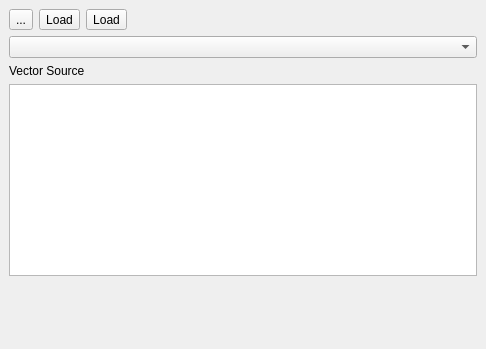
Qt form timeseriesviewer/ui/labelingdock.ui (jakimowb/eo-time-series-viewer) before a commit.
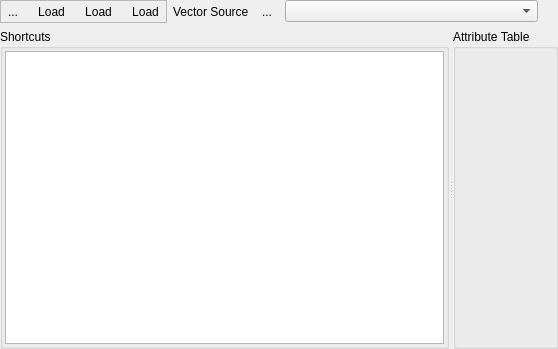
The same form after that commit. Icons and pictures are not drawn. Custom widgets are drawn as their Qt base class.

Diff of the .ui file:
```diff
--- a/timeseriesviewer/ui/labelingdock.ui
+++ b/timeseriesviewer/ui/labelingdock.ui
@@ -6,7 +6,7 @@
    <rect>
     <x>0</x>
     <y>0</y>
-    <width>486</width>
+    <width>558</width>
     <height>349</height>
    </rect>
   </property>
@@ -21,13 +21,115 @@
     <enum>QFrame::Sunken</enum>
    </property>
    <layout class="QVBoxLayout" name="verticalLayout">
+    <property name="leftMargin">
+     <number>0</number>
+    </property>
+    <property name="topMargin">
+     <number>0</number>
+    </property>
+    <property name="rightMargin">
+     <number>0</number>
+    </property>
+    <property name="bottomMargin">
+     <number>0</number>
+    </property>
     <item>
      <layout class="QHBoxLayout" name="btnBarCommonShortcuts">
       <property name="topMargin">
        <number>0</number>
       </property>
       <item>
-       <widget class="QToolButton" name="btnCreateFeature">
+       <widget class="QFrame" name="btnBar">
+        <property name="frameShape">
+         <enum>QFrame::StyledPanel</enum>
+        </property>
+        <property name="frameShadow">
+         <enum>QFrame::Raised</enum>
+        </property>
+        <layout class="QHBoxLayout" name="horizontalLayout_2">
+         <property name="leftMargin">
+          <number>0</number>
+         </property>
+         <property name="topMargin">
+          <number>0</number>
+         </property>
+         <property name="rightMargin">
+          <number>0</number>
+         </property>
+         <property name="bottomMargin">
+          <number>0</number>
+         </property>
+         <item>
+          <widget class="QToolButton" name="btnAddFeature">
+           <property name="enabled">
+            <bool>true</bool>
+           </property>
+           <property name="text">
+            <string>...</string>
+           </property>
+           <property name="icon">
+            <iconset resource="../../../../QGIS/images/images.qrc">
+             <normaloff>:/images/themes/default/mActionCapturePolygon.svg</normaloff>:/images/themes/default/mActionCapturePolygon.svg</iconset>
+           </property>
+           <property name="autoRaise">
+            <bool>true</bool>
+           </property>
+          </widget>
+         </item>
+         <item>
+          <widget class="QToolButton" name="btnSaveEdits">
+           <property name="text">
+            <string>Load</string>
+           </property>
+           <property name="icon">
+            <iconset resource="../../../../QGIS/images/images.qrc">
+             <normaloff>:/images/themes/default/mActionSaveEdits.svg</normaloff>:/images/themes/default/mActionSaveEdits.svg</iconset>
+           </property>
+           <property name="autoRaise">
+            <bool>true</bool>
+           </property>
+          </widget>
+         </item>
+         <item>
+          <widget class="QToolButton" name="btnCancelEdits">
+           <property name="text">
+            <string>Load</string>
+           </property>
+           <property name="icon">
+            <iconset resource="../../../../QGIS/images/images.qrc">
+             <normaloff>:/images/themes/default/mActionCancelEdits.svg</normaloff>:/images/themes/default/mActionCancelEdits.svg</iconset>
+           </property>
+           <property name="autoRaise">
+            <bool>true</bool>
+           </property>
+          </widget>
+         </item>
+         <item>
+          <widget class="QToolButton" name="btnToggleEditing">
+           <property name="text">
+            <string>Load</string>
+           </property>
+           <property name="icon">
+            <iconset resource="../../../../QGIS/images/images.qrc">
+             <normaloff>:/images/themes/default/mActionToggleEditing.svg</normaloff>:/images/themes/default/mActionToggleEditing.svg</iconset>
+           </property>
+           <property name="autoRaise">
+            <bool>true</bool>
+           </property>
+          </widget>
+         </item>
+        </layout>
+       </widget>
+      </item>
+      <item>
+       <widget class="QLabel" name="label">
+        <property name="text">
+         <string>Vector Source</string>
+        </property>
+       </widget>
+      </item>
+      <item>
+       <widget class="QToolButton" name="btnAddOgrLayer">
         <property name="enabled">
          <bool>true</bool>
         </property>
@@ -38,23 +140,25 @@
          <iconset resource="resources.qrc">
           <normaloff>:/timeseriesviewer/icons/mActionOpenTable.svg</normaloff>:/timeseriesviewer/icons/mActionOpenTable.svg</iconset>
         </property>
+        <property name="autoRaise">
+         <bool>true</bool>
+        </property>
        </widget>
       </item>
       <item>
-       <widget class="QToolButton" name="btnSaveEdits">
-        <property name="text">
-         <string>Load</string>
+       <widget class="QgsMapLayerComboBox" name="mVectorLayerComboBox">
+        <property name="sizePolicy">
+         <sizepolicy hsizetype="Preferred" vsizetype="Fixed">
+          <horstretch>2</horstretch>
+          <verstretch>0</verstretch>
+         </sizepolicy>
         </property>
         <property name="icon">
          <iconset resource="resources.qrc">
           <normaloff>:/timeseriesviewer/icons/mActionFileSave.svg</normaloff>:/timeseriesviewer/icons/mActionFileSave.svg</iconset>
         </property>
-       </widget>
-      </item>
-      <item>
-       <widget class="QToolButton" name="btnRejectEdits">
-        <property name="text">
-         <string>Load</string>
+        <property name="modelColumn">
+         <number>0</number>
         </property>
         <property name="icon">
          <iconset resource="resources.qrc">
@@ -69,7 +173,7 @@
         </property>
         <property name="sizeHint" stdset="0">
          <size>
-          <width>0</width>
+          <width>20</width>
           <height>0</height>
          </size>
         </property>
@@ -78,49 +182,64 @@
      </layout>
     </item>
     <item>
-     <widget class="QgsMapLayerComboBox" name="mVectorLayerComboBox">
+     <widget class="QSplitter" name="splitter">
       <property name="sizePolicy">
-       <sizepolicy hsizetype="Preferred" vsizetype="Fixed">
-        <horstretch>2</horstretch>
-        <verstretch>0</verstretch>
+       <sizepolicy hsizetype="Expanding" vsizetype="Preferred">
+        <horstretch>0</horstretch>
+        <verstretch>2</verstretch>
        </sizepolicy>
       </property>
-      <property name="duplicatesEnabled">
-       <bool>false</bool>
-      </property>
-      <property name="modelColumn">
-       <number>0</number>
-      </property>
-      <property name="allowEmptyLayer">
-       <bool>true</bool>
-      </property>
-      <property name="showCrs">
-       <bool>true</bool>
-      </property>
-     </widget>
-    </item>
-    <item>
-     <widget class="QLabel" name="label">
-      <property name="text">
-       <string>Vector Source</string>
-      </property>
-     </widget>
-    </item>
-    <item>
-     <widget class="QTableView" name="tableView"/>
-    </item>
-    <item>
-     <spacer name="verticalSpacer">
       <property name="orientation">
-       <enum>Qt::Vertical</enum>
+       <enum>Qt::Horizontal</enum>
       </property>
-      <property name="sizeHint" stdset="0">
-       <size>
-        <width>20</width>
-        <height>0</height>
-       </size>
-      </property>
-     </spacer>
+      <widget class="QGroupBox" name="groupBox">
+       <property name="title">
+        <string>Shortcuts</string>
+       </property>
+       <layout class="QHBoxLayout" name="horizontalLayout_3">
+        <property name="leftMargin">
+         <number>2</number>
+        </property>
+        <property name="topMargin">
+         <number>2</number>
+        </property>
+        <property name="rightMargin">
+         <number>2</number>
+        </property>
+        <property name="bottomMargin">
+         <number>2</number>
+        </property>
+        <item>
+         <widget class="QTableView" name="tableView"/>
+        </item>
+       </layout>
+      </widget>
+      <widget class="QGroupBox" name="gbAttributeTable">
+       <property name="minimumSize">
+        <size>
+         <width>0</width>
+         <height>50</height>
+        </size>
+       </property>
+       <property name="title">
+        <string>Attribute Table</string>
+       </property>
+       <layout class="QHBoxLayout" name="horizontalLayout_4">
+        <property name="leftMargin">
+         <number>2</number>
+        </property>
+        <property name="topMargin">
+         <number>2</number>
+        </property>
+        <property name="rightMargin">
+         <number>2</number>
+        </property>
+        <property name="bottomMargin">
+         <number>2</number>
+        </property>
+       </layout>
+      </widget>
+     </widget>
     </item>
    </layout>
   </widget>
```
Left out of the diff: 74 changed lines with no effect on the pictures.
